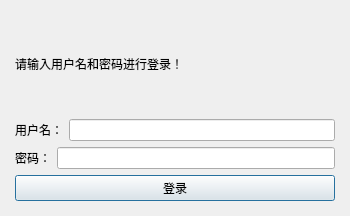
First picture: the form in user/login.ui, repository muyulong/pi_gateway, before the edit.
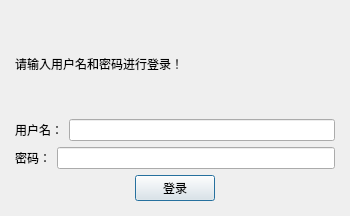
Second picture: the form after the edit.

Patch:
```diff
--- a/user/login.ui
+++ b/user/login.ui
@@ -66,6 +66,19 @@
    </item>
    <item>
     <layout class="QHBoxLayout" name="horizontalLayout_3">
+     <item>
+      <spacer name="horizontalSpacer">
+       <property name="orientation">
+        <enum>Qt::Horizontal</enum>
+       </property>
+       <property name="sizeHint" stdset="0">
+        <size>
+         <width>40</width>
+         <height>20</height>
+        </size>
+       </property>
+      </spacer>
+     </item>
      <item>
       <widget class="QPushButton" name="pushButton_login">
        <property name="text">
@@ -73,6 +86,19 @@
        </property>
       </widget>
      </item>
+     <item>
+      <spacer name="horizontalSpacer_2">
+       <property name="orientation">
+        <enum>Qt::Horizontal</enum>
+       </property>
+       <property name="sizeHint" stdset="0">
+        <size>
+         <width>40</width>
+         <height>20</height>
+        </size>
+       </property>
+      </spacer>
+     </item>
     </layout>
    </item>
   </layout>
```
